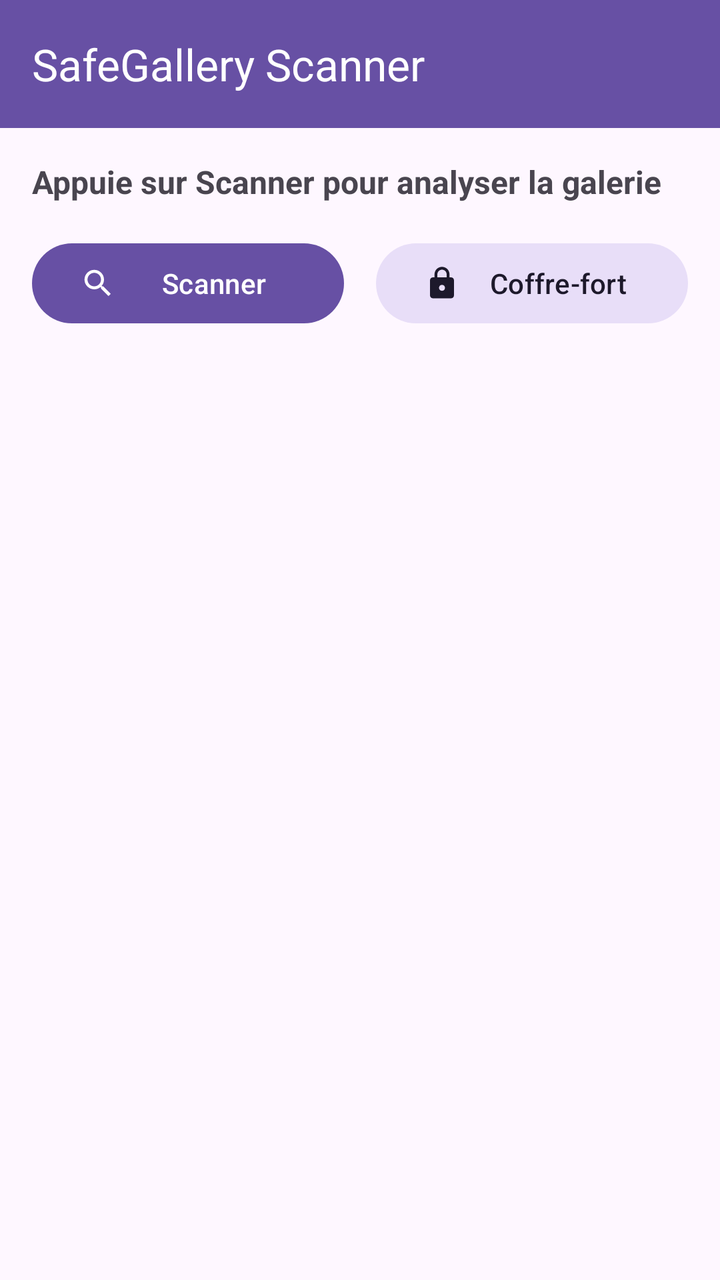
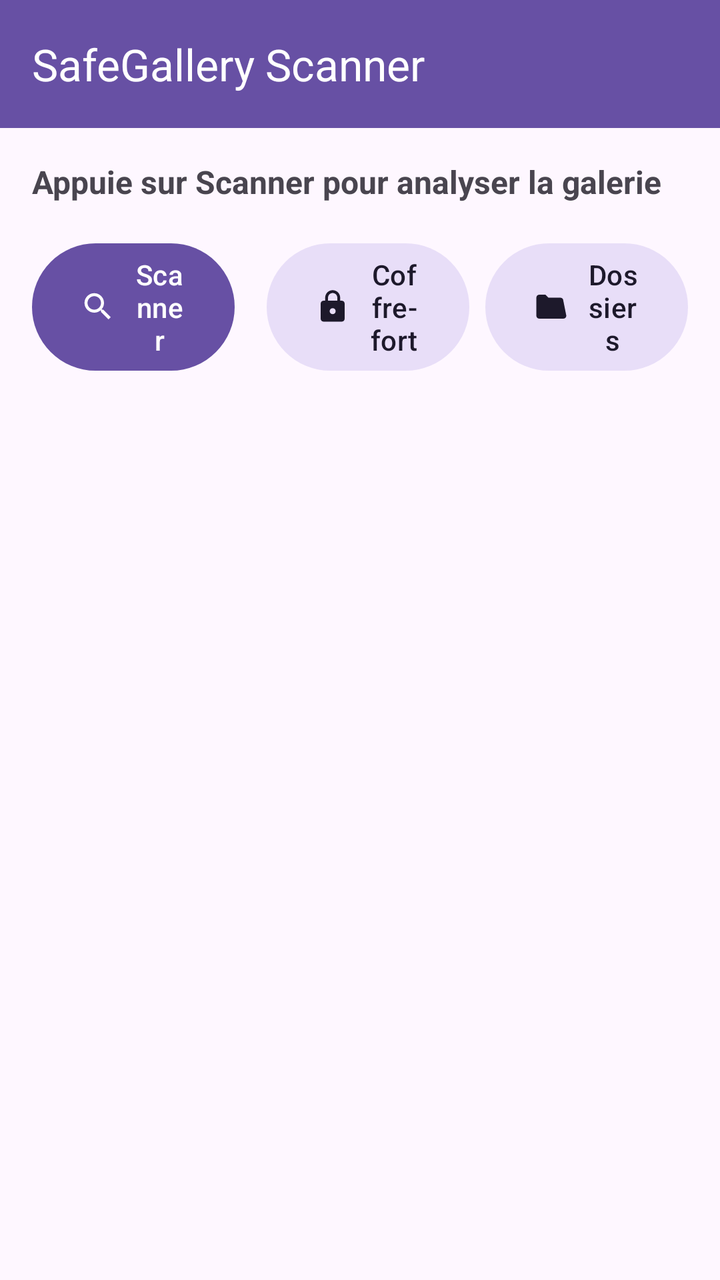

An Android layout rendered at two revisions. The XML below is the earlier revision; the diff shows what the commit changed to produce the second picture.
<!-- AndroidManifest.xml: application theme Theme.SafeGalleryScanner -->
<!-- res/layout/activity_main.xml -->
<?xml version="1.0" encoding="utf-8"?>
<androidx.coordinatorlayout.widget.CoordinatorLayout xmlns:android="http://schemas.android.com/apk/res/android"
    xmlns:app="http://schemas.android.com/apk/res-auto"
    android:layout_width="match_parent"
    android:layout_height="match_parent">

    <LinearLayout
        android:layout_width="match_parent"
        android:layout_height="match_parent"
        android:orientation="vertical">

        <com.google.android.material.appbar.MaterialToolbar
            android:id="@+id/toolbar"
            android:layout_width="match_parent"
            android:layout_height="?attr/actionBarSize"
            android:background="?attr/colorPrimary"
            app:title="SafeGallery Scanner"
            app:titleTextColor="#FFFFFF" />

        <TextView
            android:id="@+id/tvStatus"
            android:layout_width="match_parent"
            android:layout_height="wrap_content"
            android:padding="16dp"
            android:text="Appuie sur Scanner pour analyser la galerie"
            android:textSize="16sp"
            android:textStyle="bold" />

        <LinearLayout
            android:layout_width="match_parent"
            android:layout_height="wrap_content"
            android:orientation="horizontal"
            android:paddingStart="16dp"
            android:paddingEnd="16dp">

            <com.google.android.material.button.MaterialButton
                android:id="@+id/btnScan"
                android:layout_width="0dp"
                android:layout_height="wrap_content"
                android:layout_weight="1"
                android:layout_marginEnd="8dp"
                android:text="Scanner"
                app:icon="@drawable/ic_search" />

            <com.google.android.material.button.MaterialButton
                android:id="@+id/btnVault"
                style="@style/Widget.Material3.Button.TonalButton"
                android:layout_width="0dp"
                android:layout_height="wrap_content"
                android:layout_weight="1"
                android:layout_marginStart="8dp"
                android:text="Coffre-fort"
                app:icon="@drawable/ic_lock" />
        </LinearLayout>

        <androidx.recyclerview.widget.RecyclerView
            android:id="@+id/recyclerImages"
            android:layout_width="match_parent"
            android:layout_height="0dp"
            android:layout_weight="1"
            android:padding="8dp"
            android:clipToPadding="false"
            android:paddingBottom="80dp" />
    </LinearLayout>

    
    <LinearLayout
        android:id="@+id/barSelection"
        android:layout_width="match_parent"
        android:layout_height="wrap_content"
        android:layout_gravity="bottom"
        android:orientation="horizontal"
        android:background="#1976D2"
        android:padding="8dp"
        android:visibility="gone">

        <TextView
            android:id="@+id/tvSelCount"
            android:layout_width="0dp"
            android:layout_height="wrap_content"
            android:layout_weight="1"
            android:layout_gravity="center_vertical"
            android:padding="8dp"
            android:text="0 selectionnee(s)"
            android:textColor="#FFFFFF"
            android:textStyle="bold" />

        <com.google.android.material.button.MaterialButton
            android:id="@+id/btnCancelSel"
            style="@style/Widget.Material3.Button.TextButton"
            android:layout_width="wrap_content"
            android:layout_height="wrap_content"
            android:text="Annuler"
            android:textColor="#FFFFFF" />

        <com.google.android.material.button.MaterialButton
            android:id="@+id/btnVaultMulti"
            android:layout_width="wrap_content"
            android:layout_height="wrap_content"
            android:text="Coffre"
            app:backgroundTint="#FFFFFF"
            android:textColor="#1976D2"
            app:icon="@drawable/ic_lock"
            app:iconTint="#1976D2" />
    </LinearLayout>
</androidx.coordinatorlayout.widget.CoordinatorLayout>
<!-- resources referenced by this layout -->
<resources>
  <!-- drawable ic_lock (drawable) -->
  <vector xmlns:android="http://schemas.android.com/apk/res/android" android:width="24dp" android:height="24dp" android:viewportWidth="24" android:viewportHeight="24" android:tint="?attr/colorControlNormal"><path android:fillColor="@android:color/white" android:pathData="M18,8h-1L17,6c0,-2.76 -2.24,-5 -5,-5S7,3.24 7,6v2L6,8c-1.1,0 -2,0.9 -2,2v10c0,1.1 0.9,2 2,2h12c1.1,0 2,-0.9 2,-2L20,10c0,-1.1 -0.9,-2 -2,-2zM12,17c-1.1,0 -2,-0.9 -2,-2s0.9,-2 2,-2 2,0.9 2,2 -0.9,2 -2,2zM15.1,8L8.9,8L8.9,6c0,-1.71 1.39,-3.1 3.1,-3.1 1.71,0 3.1,1.39 3.1,3.1v2z"/></vector>
  <!-- drawable ic_search (drawable) -->
  <vector xmlns:android="http://schemas.android.com/apk/res/android" android:width="24dp" android:height="24dp" android:viewportWidth="24" android:viewportHeight="24" android:tint="?attr/colorControlNormal"><path android:fillColor="@android:color/white" android:pathData="M15.5,14h-0.79l-0.28,-0.27C15.41,12.59 16,11.11 16,9.5 16,5.91 13.09,3 9.5,3S3,5.91 3,9.5 5.91,16 9.5,16c1.61,0 3.09,-0.59 4.23,-1.57l0.27,0.28v0.79l5,4.99L20.49,19l-4.99,-5zM9.5,14C7.01,14 5,11.99 5,9.5S7.01,5 9.5,5 14,7.01 14,9.5 11.99,14 9.5,14z"/></vector>
  <style name="Theme.SafeGalleryScanner" parent="Base.Theme.SafeGalleryScanner" />
  <style name="Base.Theme.SafeGalleryScanner" parent="Theme.Material3.DayNight.NoActionBar">
          
          
      </style>
</resources>

<!-- the commit's change to res/layout/activity_main.xml (unified diff, before → after) -->
@@ -51,6 +51,16 @@
                 android:layout_marginStart="8dp"
                 android:text="Coffre-fort"
                 app:icon="@drawable/ic_lock" />
+
+            <com.google.android.material.button.MaterialButton
+                android:id="@+id/btnFolders"
+                style="@style/Widget.Material3.Button.TonalButton"
+                android:layout_width="0dp"
+                android:layout_height="wrap_content"
+                android:layout_weight="1"
+                android:layout_marginStart="8dp"
+                android:text="Dossiers"
+                app:icon="@drawable/ic_folder" />
         </LinearLayout>
 
         <androidx.recyclerview.widget.RecyclerView
<!-- resource entries referenced after the edit -->
@@ -1,5 +1,7 @@
 <!-- resources referenced by this layout -->
 <resources>
+  <!-- drawable ic_folder (drawable) -->
+  <vector xmlns:android="http://schemas.android.com/apk/res/android" android:width="24dp" android:height="24dp" android:viewportWidth="24" android:viewportHeight="24" android:tint="?attr/colorControlNormal"><path android:fillColor="@android:color/white" android:pathData="M10,4L4,4c-1.1,0 -1.99,0.9 -1.99,2L2,18c0,1.1 0.9,2 2,2h16c1.1,0 2,-0.9 2,-2L20,8c0,-1.1 -0.9,-2 -2,-2h-8l-2,-2z"/></vector>
   <!-- drawable ic_lock (drawable) -->
   <vector xmlns:android="http://schemas.android.com/apk/res/android" android:width="24dp" android:height="24dp" android:viewportWidth="24" android:viewportHeight="24" android:tint="?attr/colorControlNormal"><path android:fillColor="@android:color/white" android:pathData="M18,8h-1L17,6c0,-2.76 -2.24,-5 -5,-5S7,3.24 7,6v2L6,8c-1.1,0 -2,0.9 -2,2v10c0,1.1 0.9,2 2,2h12c1.1,0 2,-0.9 2,-2L20,10c0,-1.1 -0.9,-2 -2,-2zM12,17c-1.1,0 -2,-0.9 -2,-2s0.9,-2 2,-2 2,0.9 2,2 -0.9,2 -2,2zM15.1,8L8.9,8L8.9,6c0,-1.71 1.39,-3.1 3.1,-3.1 1.71,0 3.1,1.39 3.1,3.1v2z"/></vector>
   <!-- drawable ic_search (drawable) -->
